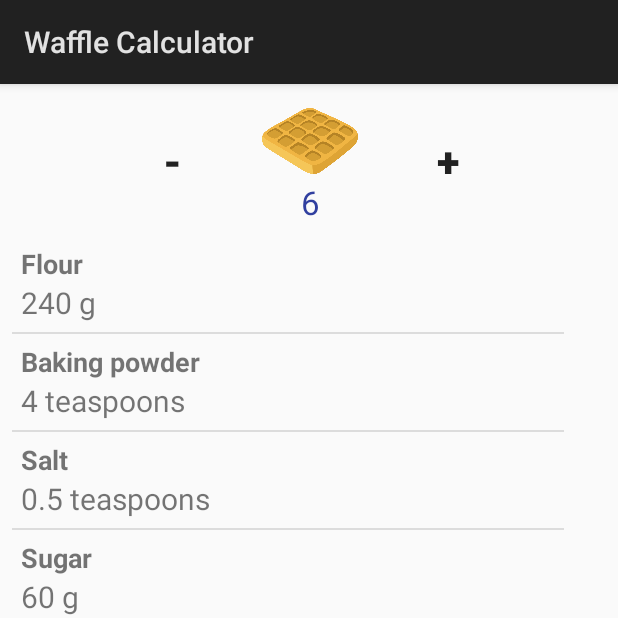
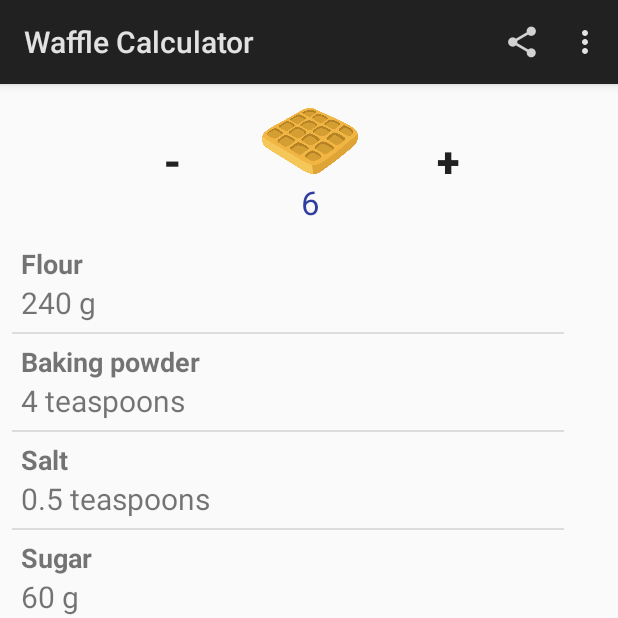
Before and after one commit to lorenzo2897/waffle-calculator-android, an Android app: the screen it shows after launch (MainActivity), on a phone screen of 412 x 824 dp, the top half of it. Run offline under Robolectric (Android 15) with nearby library versions, the phone set to English and light mode, and no system bars.

Commit message:
added menu to main screen

```diff
--- a/app/src/main/java/io/silvestri/wafflecalculator/MainActivity.java
+++ b/app/src/main/java/io/silvestri/wafflecalculator/MainActivity.java
@@ -2,6 +2,9 @@ package io.silvestri.wafflecalculator;
 
 import android.app.Activity;
 import android.os.Bundle;
+import android.view.Menu;
+import android.view.MenuInflater;
+import android.view.MenuItem;
 import android.view.MotionEvent;
 import android.view.View;
 import android.widget.ListView;
@@ -43,6 +46,22 @@ public class MainActivity extends Activity {
 		updateWaffleCounts();
 	}
 
+	public boolean onCreateOptionsMenu(Menu menu) {
+		MenuInflater inflater = getMenuInflater();
+		inflater.inflate(R.menu.ingredients_menu, menu);
+		return true;
+	}
+
+	public boolean onOptionsItemSelected(MenuItem item) {
+		int id = item.getItemId();
+
+		if (id == R.id.export) {
+			return true;
+		}
+
+		return super.onOptionsItemSelected(item);
+	}
+
 	void increaseWaffleCount() {
 		if(wafflesToMake >= 10) {
 			wafflesToMake += 2;
--- /dev/null
+++ b/app/src/main/res/menu/ingredients_menu.xml
@@ -0,0 +1,16 @@
+<?xml version="1.0" encoding="utf-8"?>
+<menu xmlns:android="http://schemas.android.com/apk/res/android">
+
+    <item
+        android:id="@+id/export"
+        android:icon="@drawable/ic_export"
+        android:showAsAction="always"
+        android:title="@string/export_ingredients"/>
+
+    <item
+        android:id="@+id/units"
+        android:title="@string/change_units"/>
+    <item
+        android:id="@+id/about"
+        android:title="@string/about"/>
+</menu>
--- a/app/src/main/res/values/strings.xml
+++ b/app/src/main/res/values/strings.xml
@@ -1,3 +1,6 @@
 <resources>
     <string name="app_name">Waffle Calculator</string>
+    <string name="export_ingredients">Export ingredients</string>
+    <string name="change_units">Change units</string>
+    <string name="about">About</string>
 </resources>
```
Also changed, not shown: app/src/main/res/drawable-hdpi/ic_export.png (added), app/src/main/res/drawable-mdpi/ic_export.png (added), app/src/main/res/drawable-xhdpi/ic_export.png (added), app/src/main/res/drawable-xxhdpi/ic_export.png (added).
